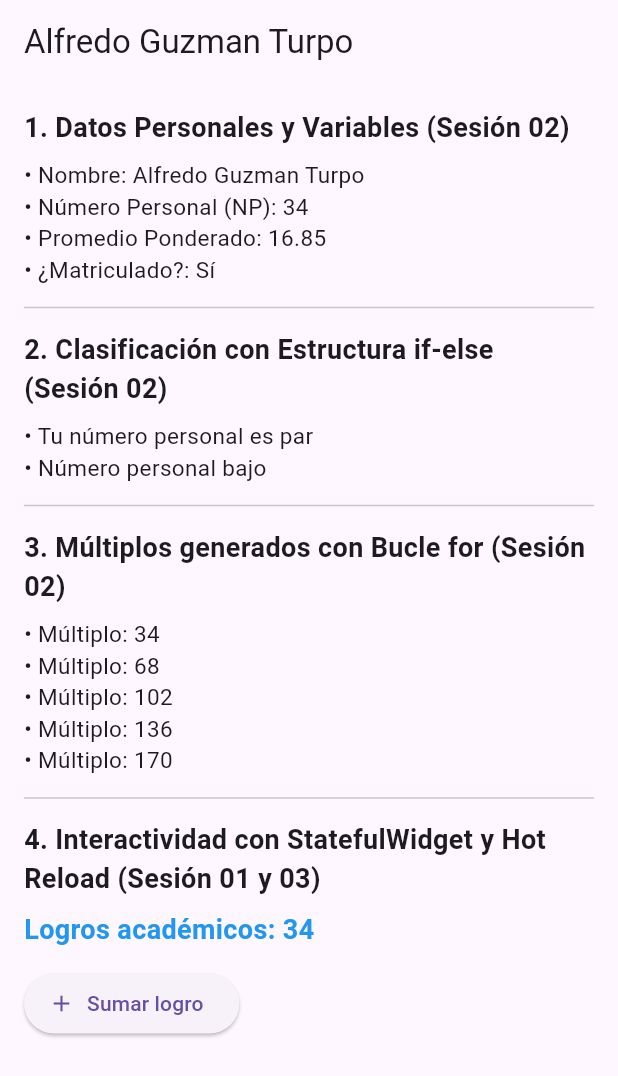
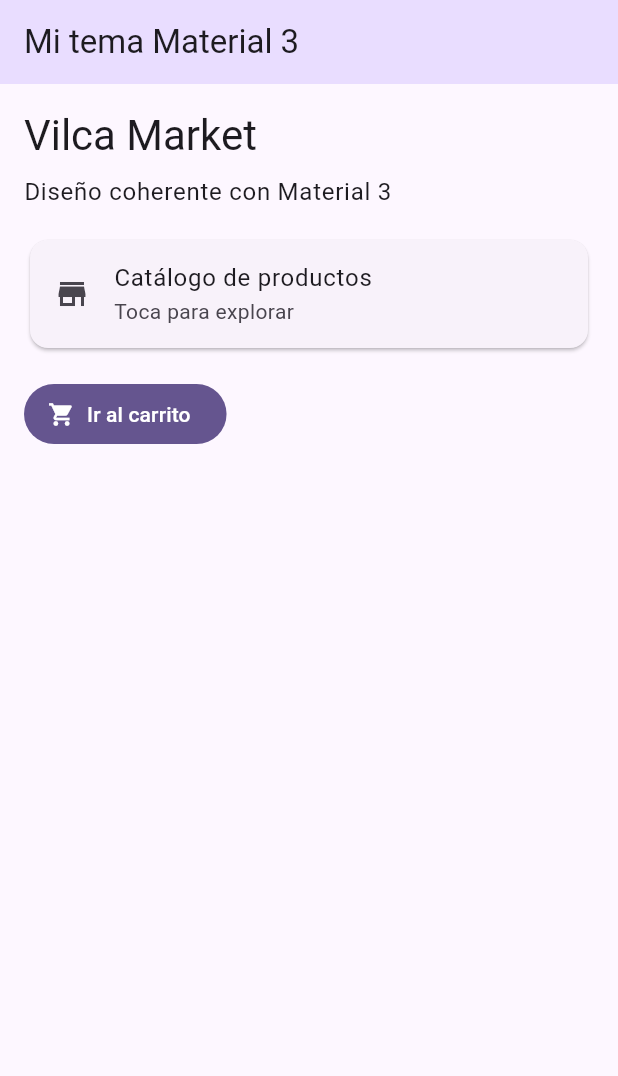
Before and after one commit to guzman20alfredo-spec/app_movil_2026_2_agt, a Flutter app: the screen it shows after launch, on a phone screen of 412 x 824 dp. Shown: the top 1076 px of the screen. Run offline on Flutter 3.47's test engine with Material 3 defaults, Android fonts, the phone set to English and light mode, and no system bars; our stand-ins replace google_fonts.

Commit message:
feat: completar practica de Material 3 y codigo base

```diff
--- a/lib/main.dart
+++ b/lib/main.dart
@@ -1,133 +1,64 @@
 import 'package:flutter/material.dart';
+import 'package:google_fonts/google_fonts.dart';
 
-void main() {
-  runApp(const MiPerfilApp());
-}
+void main() => runApp(const MiApp());
 
-class MiPerfilApp extends StatelessWidget {
-  const MiPerfilApp({super.key});
+class MiApp extends StatelessWidget {
+  const MiApp({super.key});
 
   @override
   Widget build(BuildContext context) {
     return MaterialApp(
       debugShowCheckedModeBanner: false,
-      title: 'Mi Perfil Académico Interactivo',
-      theme: ThemeData(primarySwatch: Colors.blue),
-      home: const PerfilAcademicoScreen(),
+      title: 'Ficha de tema',
+      theme: ThemeData(
+        useMaterial3: true,
+        colorScheme: ColorScheme.fromSeed(
+          seedColor: const Color(0xFF6750A4), // TODO 1: hex de Theme Builder
+        ),
+        textTheme: GoogleFonts.poppinsTextTheme(
+          const TextTheme(),
+        ), // TODO 2: fuente (poppins, lato)
+      ),
+      home: const PantallaTema(),
     );
   }
 }
 
-class PerfilAcademicoScreen extends StatefulWidget {
-  const PerfilAcademicoScreen({super.key});
-
-  @override
-  State<PerfilAcademicoScreen> createState() => _PerfilAcademicoScreenState();
-}
-
-class _PerfilAcademicoScreenState extends State<PerfilAcademicoScreen> {
-  final String nombreCompleto = "Alfredo Guzman Turpo";
-  final int numeroPersonal = 34;
-  final double promedioPonderado = 16.85;
-  final bool estaMatriculado = true;
-
-  late int logrosAcademicos;
-
-  @override
-  void initState() {
-    super.initState();
-    logrosAcademicos = numeroPersonal;
-  }
-
-  void _incrementarLogro() {
-    setState(() {
-      logrosAcademicos++;
-    });
-  }
+class PantallaTema extends StatelessWidget {
+  const PantallaTema({super.key});
 
   @override
   Widget build(BuildContext context) {
-    String parImpar = (numeroPersonal % 2 == 0)
-        ? "Tu número personal es par"
-        : "Tu número personal es impar";
-
-    String rangoNp = (numeroPersonal > 50)
-        ? "Número personal alto"
-        : "Número personal bajo";
-
-    List<int> multiplos = [];
-    for (int i = 1; i <= 5; i++) {
-      multiplos.add(numeroPersonal * i);
-    }
+    final colores = Theme.of(context).colorScheme;
+    final textos = Theme.of(context).textTheme;
 
     return Scaffold(
-      appBar: AppBar(title: Text(nombreCompleto)),
-      body: SingleChildScrollView(
-        padding: const EdgeInsets.all(16.0),
+      appBar: AppBar(
+        title: const Text('Mi tema Material 3'),
+        backgroundColor: colores.primaryContainer, // TODO 3: token "contenedor primario"
+      ),
+      body: Padding(
+        padding: const EdgeInsets.all(16),
         child: Column(
           crossAxisAlignment: CrossAxisAlignment.start,
           children: [
-            const Text(
-              "1. Datos Personales y Variables (Sesión 02)",
-              style: TextStyle(fontSize: 18, fontWeight: FontWeight.bold),
-            ),
+            Text('Vilca Market', style: textos.headlineMedium),
             const SizedBox(height: 8),
-            Text(
-              "• Nombre: $nombreCompleto",
-              style: const TextStyle(fontSize: 15),
-            ),
-            Text(
-              "• Número Personal (NP): $numeroPersonal",
-              style: const TextStyle(fontSize: 15),
-            ),
-            Text(
-              "• Promedio Ponderado: $promedioPonderado",
-              style: const TextStyle(fontSize: 15),
-            ),
-            Text(
-              "• ¿Matriculado?: ${estaMatriculado ? 'Sí' : 'No'}",
-              style: const TextStyle(fontSize: 15),
-            ),
-            const Divider(height: 30),
-
-            const Text(
-              "2. Clasificación con Estructura if-else (Sesión 02)",
-              style: TextStyle(fontSize: 18, fontWeight: FontWeight.bold),
-            ),
-            const SizedBox(height: 8),
-            Text("• $parImpar", style: const TextStyle(fontSize: 15)),
-            Text("• $rangoNp", style: const TextStyle(fontSize: 15)),
-            const Divider(height: 30),
-
-            const Text(
-              "3. Múltiplos generados con Bucle for (Sesión 02)",
-              style: TextStyle(fontSize: 18, fontWeight: FontWeight.bold),
-            ),
-            const SizedBox(height: 8),
-            ...multiplos.map(
-              (m) =>
-                  Text("• Múltiplo: $m", style: const TextStyle(fontSize: 15)),
-            ),
-            const Divider(height: 30),
-
-            const Text(
-              "4. Interactividad con StatefulWidget y Hot Reload (Sesión 01 y 03)",
-              style: TextStyle(fontSize: 18, fontWeight: FontWeight.bold),
-            ),
-            const SizedBox(height: 8),
-            Text(
-              "Logros académicos: $logrosAcademicos",
-              style: const TextStyle(
-                fontSize: 18,
-                fontWeight: FontWeight.bold,
-                color: Colors.blue,
+            Text('Diseño coherente con Material 3', style: textos.bodyLarge),
+            const SizedBox(height: 16),
+            Card(
+              child: ListTile(
+                leading: const Icon(Icons.store), // TODO 4: ícono de tienda
+                title: const Text('Catálogo de productos'),
+                subtitle: const Text('Toca para explorar'),
               ),
             ),
-            const SizedBox(height: 12),
-            ElevatedButton.icon(
-              onPressed: _incrementarLogro,
-              icon: const Icon(Icons.add),
-              label: const Text("Sumar logro"),
+            const SizedBox(height: 16),
+            FilledButton.icon(
+              onPressed: () {},
+              icon: const Icon(Icons.shopping_cart),
+              label: const Text('Ir al carrito'),
             ),
           ],
         ),
```
Also changed, not shown: lib/perfil_estudiantil.dart (added, +107 -0 lines).
